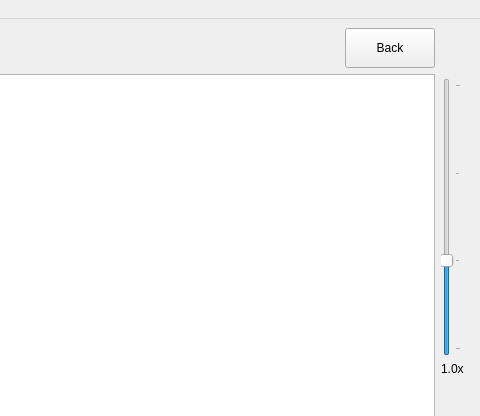
The window that gui/WirebondRecorderGUI.ui (adamazoulay/ITkTrackingGUI) describes before a commit, drawn with Qt 5; both pictures show x 346 to 826 and y 0 to 416 of the 826 by 685 pixel window.
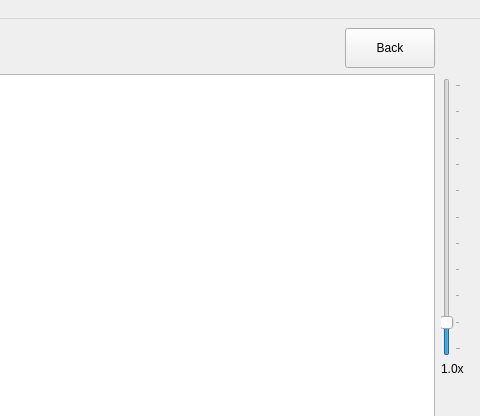
The same window after the commit.

```diff
--- a/gui/WirebondRecorderGUI.ui
+++ b/gui/WirebondRecorderGUI.ui
@@ -39,16 +39,19 @@
       <item>
        <widget class="QSlider" name="sldrZoom">
         <property name="minimum">
-         <number>1</number>
+         <number>0</number>
         </property>
         <property name="maximum">
-         <number>4</number>
+         <number>10</number>
         </property>
         <property name="pageStep">
          <number>1</number>
         </property>
+        <property name="value">
+         <number>1</number>
+        </property>
         <property name="sliderPosition">
-         <number>2</number>
+         <number>1</number>
         </property>
         <property name="tickPosition">
          <enum>QSlider::TicksBelow</enum>
```
Left out of the diff: 2 changed lines with no effect on the pictures.
